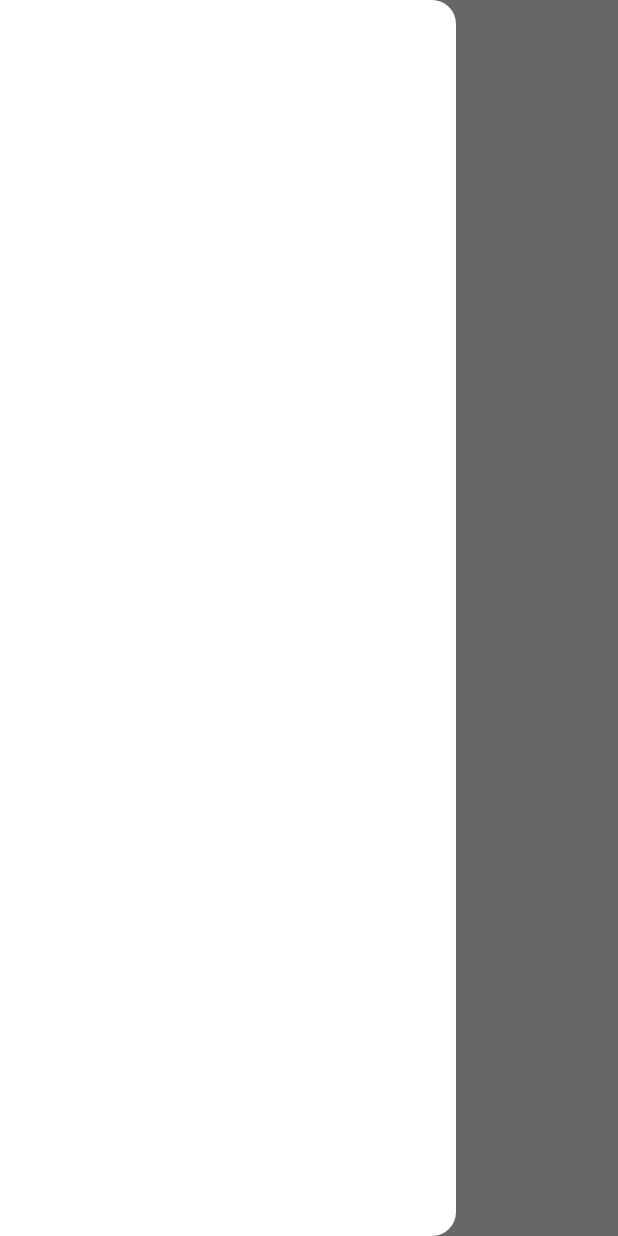
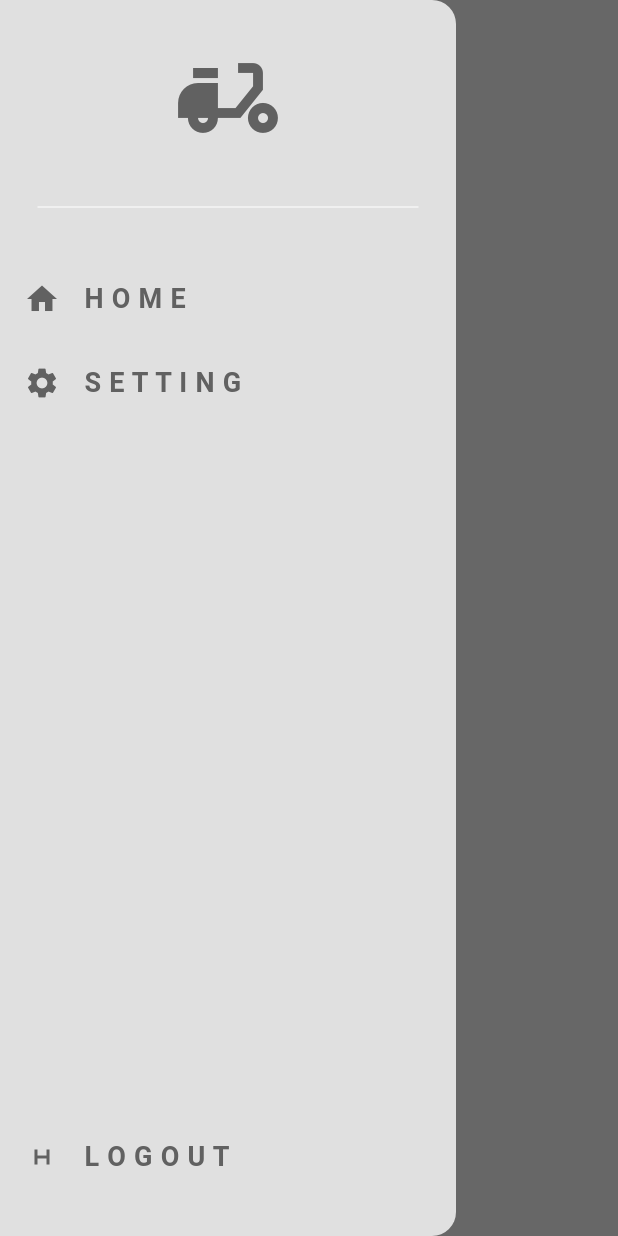
Before and after one commit to SazidKhandaker/Food-Delivery-App, a Flutter app: the HomePage screen opened directly, with the side drawer open, on a phone screen of 412 x 824 dp. Run offline on Flutter 3.47's test engine with Material 3 defaults, Android fonts, the phone set to English and light mode, and no system bars; missing offline and left inert: dart:js.

Commit message:
Drawer  list is processing

```diff
--- a/lib/homepage.dart
+++ b/lib/homepage.dart
@@ -1,4 +1,5 @@
 import 'package:flutter/material.dart';
+import 'package:food_delivery_app/widget/mydrawer.dart';
 
 class HomePage extends StatefulWidget {
   const HomePage({super.key});
@@ -11,12 +12,12 @@ class _HomePageState extends State<HomePage> {
   @override
   Widget build(BuildContext context) {
     return Scaffold(
-      drawer: Drawer(),
+      drawer: MyDrawer(),
       backgroundColor: Theme.of(context).colorScheme.background,
       appBar: AppBar(
         backgroundColor: Theme.of(context).colorScheme.background,
         title: Text(
-          "Welcome",
+          "HomePage",
           style: TextStyle(
               fontWeight: FontWeight.bold,
               fontSize: 18,
--- /dev/null
+++ b/lib/widget/drawerlist.dart
@@ -0,0 +1,26 @@
+import 'package:flutter/material.dart';
+
+class ListOfDrawer extends StatelessWidget {
+  final IconData icon;
+  final String text;
+  final void Function()? oncall;
+  ListOfDrawer({required this.icon, required this.text, required this.oncall});
+
+  @override
+  Widget build(BuildContext context) {
+    return ListTile(
+      leading: Icon(
+        icon,
+        color: Theme.of(context).colorScheme.inversePrimary,
+      ),
+      title: Text(
+        "$text",
+        style: TextStyle(
+            fontSize: 18,
+            fontWeight: FontWeight.bold,
+            color: Theme.of(context).colorScheme.inversePrimary),
+      ),
+      onTap: oncall,
+    );
+  }
+}
--- /dev/null
+++ b/lib/widget/mydrawer.dart
@@ -0,0 +1,54 @@
+import 'package:flutter/material.dart';
+import 'package:food_delivery_app/widget/drawerlist.dart';
+
+class MyDrawer extends StatefulWidget {
+  const MyDrawer({super.key});
+
+  @override
+  State<MyDrawer> createState() => _MyDrawerState();
+}
+
+class _MyDrawerState extends State<MyDrawer> {
+  @override
+  Widget build(BuildContext context) {
+    return Drawer(
+      backgroundColor: Theme.of(context).colorScheme.background,
+      child: Column(
+        children: [
+          Padding(
+            padding: const EdgeInsets.only(top: 25.0),
+            child: Icon(
+              Icons.delivery_dining,
+              size: 80,
+              color: Theme.of(context).colorScheme.inversePrimary,
+            ),
+          ),
+          Padding(
+            padding: const EdgeInsets.all(25.0),
+            child: Divider(
+              color: Theme.of(context).colorScheme.secondary,
+            ),
+          ),
+          ListOfDrawer(
+              icon: Icons.home,
+              text: "H O M E",
+              oncall: () {
+                Navigator.of(context).pop();
+              }),
+          ListOfDrawer(
+              icon: Icons.settings,
+              text: "S E T T I N G",
+              oncall: () {
+                Navigator.of(context).pop();
+              }),
+          Spacer(),
+          ListOfDrawer(
+              icon: Icons.h_mobiledata, text: "L O G O U T", oncall: () {}),
+          SizedBox(
+            height: 25,
+          )
+        ],
+      ),
+    );
+  }
+}
```
